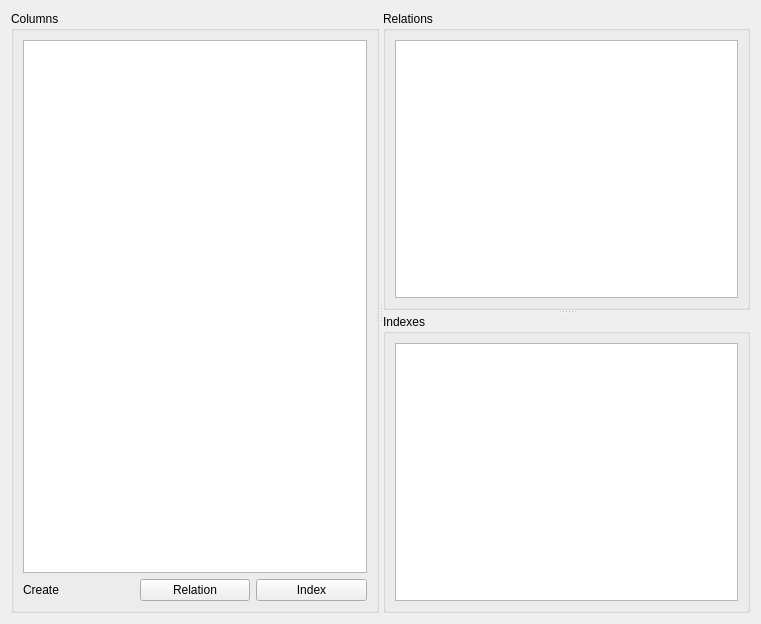
The window that src/schema2/schema2alterview.ui (mugiseyebrows/mugi-query) describes before a commit, drawn with Qt 5.
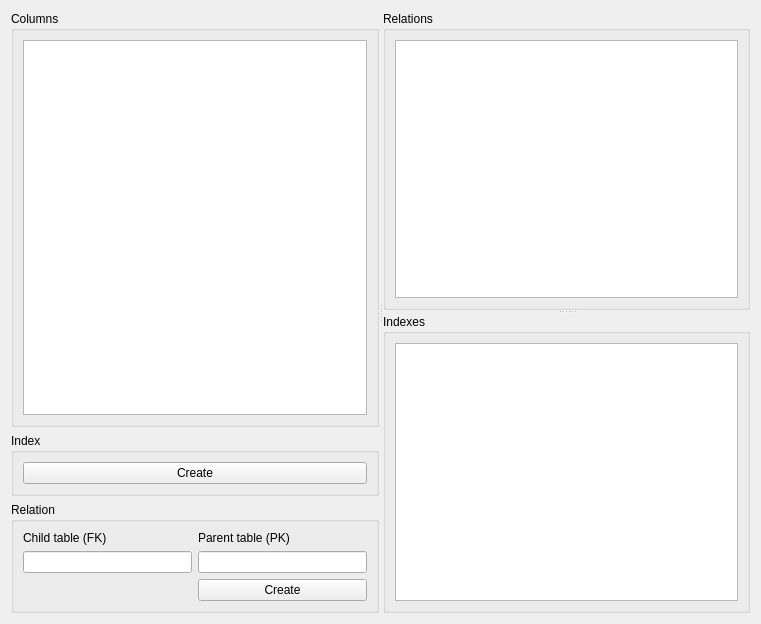
The same window after the commit.

What changed in the file:
```diff
--- a/src/schema2/schema2alterview.ui
+++ b/src/schema2/schema2alterview.ui
@@ -13,12 +13,15 @@
   <property name="windowTitle">
    <string>Form</string>
   </property>
-  <layout class="QVBoxLayout" name="verticalLayout_4">
+  <layout class="QVBoxLayout" name="verticalLayout_6">
    <item>
     <widget class="QSplitter" name="splitter_2">
      <property name="orientation">
       <enum>Qt::Horizontal</enum>
      </property>
+     <widget class="QWidget" name="">
+      <layout class="QVBoxLayout" name="verticalLayout_5">
+       <item>
      <widget class="QGroupBox" name="groupBox">
       <property name="title">
        <string>Columns</string>
@@ -31,30 +34,64 @@
          </attribute>
         </widget>
        </item>
-       <item>
-        <layout class="QHBoxLayout" name="horizontalLayout">
-         <item>
-          <widget class="QLabel" name="label">
-           <property name="text">
-            <string>Create</string>
-           </property>
+         </layout>
           </widget>
          </item>
          <item>
-          <widget class="QPushButton" name="createRelation">
-           <property name="text">
-            <string>Relation</string>
-           </property>
-          </widget>
-         </item>
-         <item>
-          <widget class="QPushButton" name="createIndex">
-           <property name="text">
+        <widget class="QGroupBox" name="groupBox_5">
+         <property name="title">
             <string>Index</string>
            </property>
+         <layout class="QVBoxLayout" name="verticalLayout_4">
+          <item>
+           <widget class="QPushButton" name="createIndex">
+            <property name="text">
+             <string>Create</string>
+            </property>
           </widget>
          </item>
         </layout>
+        </widget>
+       </item>
+       <item>
+        <widget class="QGroupBox" name="groupBox_4">
+         <property name="title">
+          <string>Relation</string>
+         </property>
+         <layout class="QGridLayout" name="gridLayout">
+          <item row="0" column="0">
+           <widget class="QLabel" name="label_2">
+            <property name="text">
+             <string>Child table (FK)</string>
+            </property>
+           </widget>
+          </item>
+          <item row="0" column="1">
+           <widget class="QLabel" name="label_3">
+            <property name="text">
+             <string>Parent table (PK)</string>
+            </property>
+           </widget>
+          </item>
+          <item row="1" column="0">
+           <widget class="QLineEdit" name="childTable">
+            <property name="readOnly">
+             <bool>true</bool>
+            </property>
+           </widget>
+          </item>
+          <item row="1" column="1">
+           <widget class="QLineEdit" name="parentTable"/>
+          </item>
+          <item row="2" column="1">
+           <widget class="QPushButton" name="createRelation">
+            <property name="text">
+             <string>Create</string>
+            </property>
+           </widget>
+          </item>
+         </layout>
+        </widget>
        </item>
       </layout>
      </widget>
```
Lines whose indentation alone changed are shown as unchanged.
